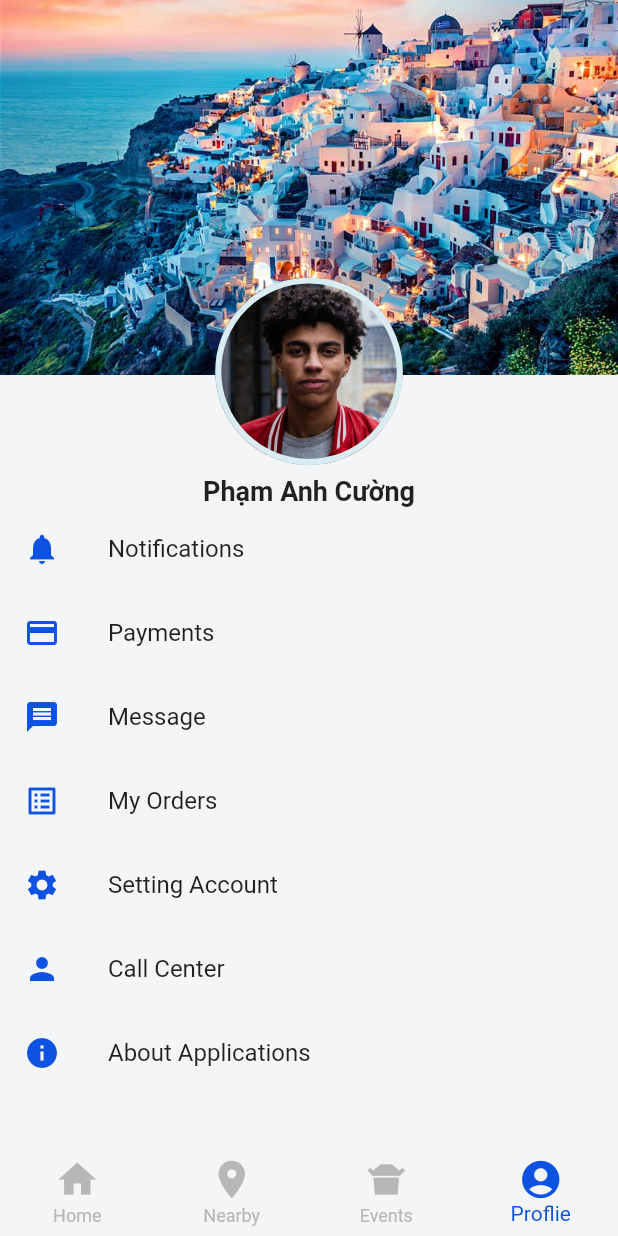
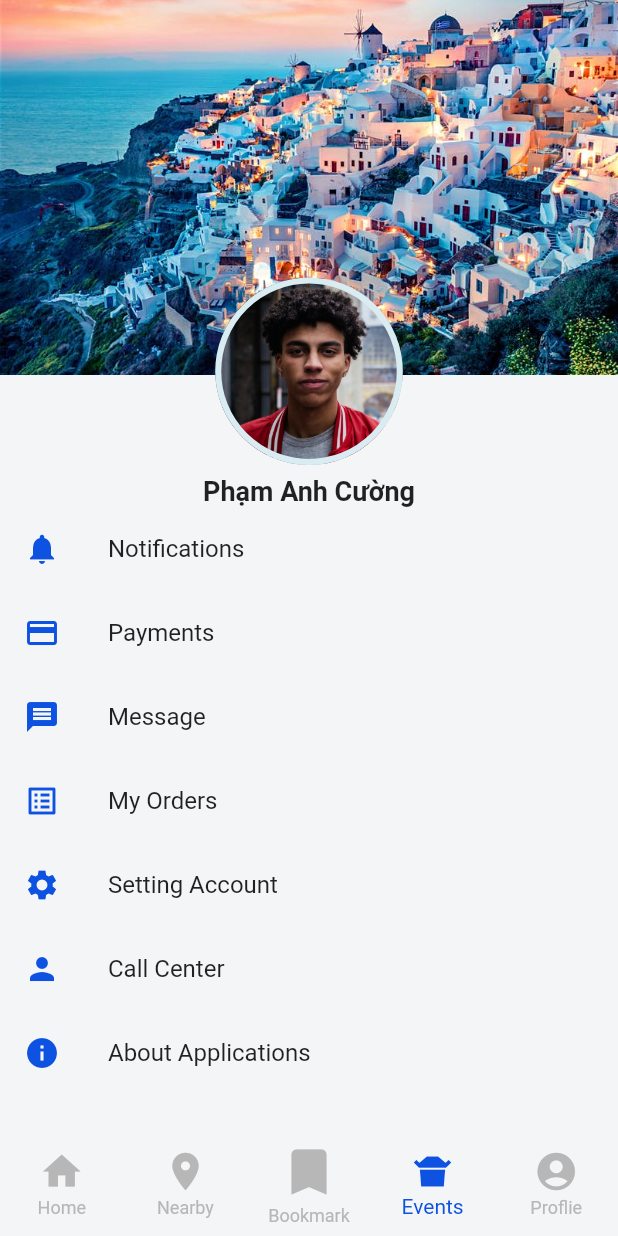
Before and after one commit to duongyeudoi/TMDT_app, a Flutter app: the screen it shows after launch, item 4 of the bottom bar chosen, on a phone screen of 412 x 824 dp. Run offline on Flutter 3.47's test engine with Material 2 defaults, Android fonts, the phone set to English and light mode, and no system bars; our stand-ins replace fluttertoast, font_awesome_flutter; network calls fail.

Commit message:
Demo favourite list

```diff
--- a/hotel_app/lib/models/district.dart
+++ b/hotel_app/lib/models/district.dart
@@ -32,13 +32,3 @@ List<String> districts = [
   'Huyện Thường Tín',
   'Huyện Ứng Hoà',
 ];
-
-final icons = [
-  Icons.notifications,
-  Icons.payment,
-  Icons.message,
-  Icons.list_alt,
-  Icons.settings,
-  Icons.person,
-  Icons.info,
-];
--- a/hotel_app/lib/screens/homeScreen.dart
+++ b/hotel_app/lib/screens/homeScreen.dart
@@ -1,6 +1,7 @@
 import 'package:flutter/material.dart';
 import 'package:flutter/src/widgets/basic.dart';
 import 'package:hotel_app/screens/eventsScreen.dart';
+import 'package:hotel_app/screens/favouriteScreen.dart';
 import 'package:hotel_app/screens/mainHomeScreen.dart';
 import 'package:hotel_app/screens/nearbyScreen.dart';
 import 'package:hotel_app/screens/profileScreen.dart';
@@ -23,6 +24,7 @@ class _HomeScreenState extends State<HomeScreen> {
   final Tabs = [
     MainHomeScreen(),
     NearbyScreen(),
+    //FavouriteScreen(),
     EventScreen(),
     ProfileScreen(),
   ];
@@ -62,6 +64,16 @@ class _HomeScreenState extends State<HomeScreen> {
           ),
           BottomNavigationBarItem(
             icon: Icon(
+              Icons.bookmark,
+              size: 40.0,
+            ),
+            title: Text(
+              'Bookmark',
+              style: bottomTextStyle,
+            )
+          ),
+          BottomNavigationBarItem(
+            icon: Icon(
               Icons.takeout_dining,
               size: 30.0,
             ),
```
Also changed, not shown: hotel_app/lib/screens/favouriteScreen.dart (added, +77 -0 lines), hotel_app/lib/screens/hotelDetails.dart (+32 -2 lines).
